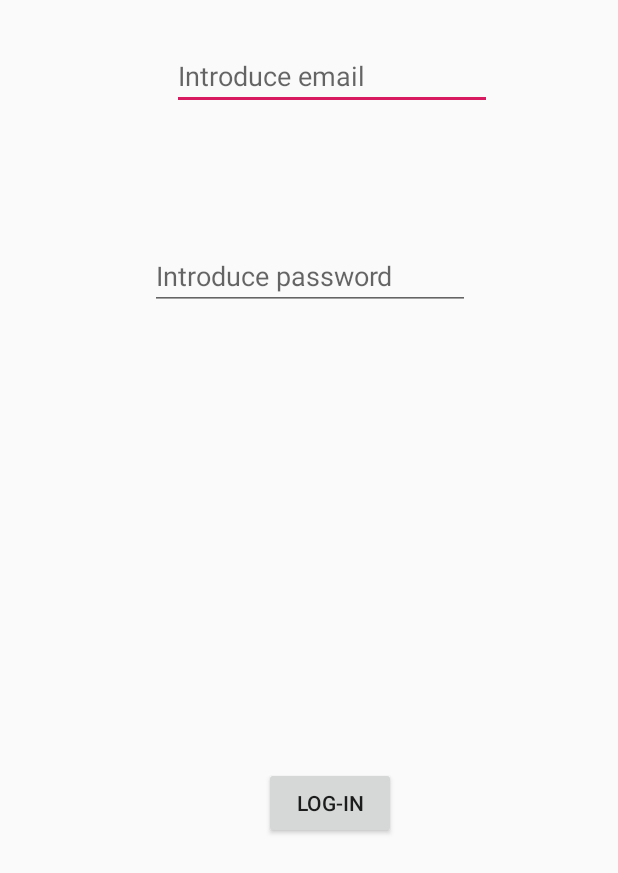
After one commit to ESDEFRANC/Bookly, an Android app: the LoginActivty screen opened directly, with no data from a screen before it, on a phone screen of 412 x 824 dp. The commit adds this screen. Shown: the top 873 px of the screen. Run offline under Robolectric (Android 15) with nearby library versions, the phone set to English and light mode, and no system bars.

Commit message:
Created Login screen
Log in screen created

```diff
--- a/app/build.gradle
+++ b/app/build.gradle
@@ -3,6 +3,7 @@ apply plugin: 'com.android.application'
 apply plugin: 'kotlin-android'
 
 apply plugin: 'kotlin-android-extensions'
+apply plugin: 'com.google.gms.google-services'
 
 android {
     compileSdkVersion 28
@@ -25,10 +26,12 @@ android {
 dependencies {
     implementation fileTree(dir: 'libs', include: ['*.jar'])
     implementation "org.jetbrains.kotlin:kotlin-stdlib-jdk7:$kotlin_version"
+    //noinspection GradleCompatible
     implementation 'com.android.support:appcompat-v7:28.0.0'
     implementation 'com.android.support.constraint:constraint-layout:1.1.3'
     implementation 'com.android.support:design:28.0.0'
     testImplementation 'junit:junit:4.12'
     androidTestImplementation 'com.android.support.test:runner:1.0.2'
     androidTestImplementation 'com.android.support.test.espresso:espresso-core:3.0.2'
+    implementation 'com.google.firebase:firebase-auth:16.1.0'
 }
--- a/app/src/main/AndroidManifest.xml
+++ b/app/src/main/AndroidManifest.xml
@@ -10,19 +10,21 @@
         android:roundIcon="@mipmap/ic_launcher_round"
         android:supportsRtl="true"
         android:theme="@style/AppTheme">
-
-        <activity android:name=".SplashScreen"
-            android:theme="@style/Theme.AppCompat.Light.NoActionBar"
-            android:noHistory="true">
+        <activity
+            android:name=".SplashScreen"
+            android:noHistory="true"
+            android:theme="@style/Theme.AppCompat.Light.NoActionBar">
             <intent-filter>
                 <action android:name="android.intent.action.MAIN" />
 
                 <category android:name="android.intent.category.LAUNCHER" />
-
             </intent-filter>
         </activity>
-        <activity android:name=".MainActivity">
-        </activity>
+        <activity android:name=".MainActivity"></activity>
+        <activity
+            android:name=".LoginActivty"
+            android:label="@string/title_activity_login_activty"
+            android:theme="@style/AppTheme.NoActionBar"></activity>
     </application>
 
 </manifest>
--- /dev/null
+++ b/app/src/main/java/com/altemir/adria/bookly/LoginActivty.kt
@@ -0,0 +1,17 @@
+package com.altemir.adria.bookly
+
+import android.os.Bundle
+import android.support.design.widget.Snackbar
+import android.support.v7.app.AppCompatActivity;
+
+import kotlinx.android.synthetic.main.activity_login_activty.*
+
+class LoginActivty : AppCompatActivity() {
+
+    override fun onCreate(savedInstanceState: Bundle?) {
+        super.onCreate(savedInstanceState)
+        setContentView(R.layout.activity_login_activty)
+
+    }
+
+}
--- /dev/null
+++ b/app/src/main/res/layout/activity_login_activty.xml
@@ -0,0 +1,54 @@
+<?xml version="1.0" encoding="utf-8"?>
+<android.support.constraint.ConstraintLayout xmlns:android="http://schemas.android.com/apk/res/android"
+    xmlns:app="http://schemas.android.com/apk/res-auto"
+    xmlns:tools="http://schemas.android.com/tools"
+    android:layout_width="match_parent"
+    android:layout_height="match_parent"
+    tools:context=".LoginActivty">
+
+
+    <EditText
+        android:id="@+id/Email"
+        android:layout_width="wrap_content"
+        android:layout_height="wrap_content"
+        android:layout_marginStart="8dp"
+        android:layout_marginTop="28dp"
+        android:layout_marginEnd="84dp"
+        android:ems="10"
+        android:hint="@string/Email"
+        android:inputType="textEmailAddress|textVisiblePassword"
+        app:layout_constraintEnd_toEndOf="parent"
+        app:layout_constraintHorizontal_bias="1.0"
+        app:layout_constraintStart_toStartOf="parent"
+        app:layout_constraintTop_toTopOf="parent" />
+
+    <EditText
+        android:id="@+id/Password"
+        android:layout_width="wrap_content"
+        android:layout_height="wrap_content"
+        android:layout_marginStart="8dp"
+        android:layout_marginTop="88dp"
+        android:layout_marginEnd="8dp"
+        android:ems="10"
+        android:hint="@string/Password"
+        android:inputType="textPassword"
+        app:layout_constraintEnd_toEndOf="parent"
+        app:layout_constraintHorizontal_bias="0.503"
+        app:layout_constraintStart_toStartOf="parent"
+        app:layout_constraintTop_toBottomOf="@+id/Email" />
+
+    <Button
+        android:id="@+id/Login"
+        android:layout_width="wrap_content"
+        android:layout_height="wrap_content"
+        android:layout_marginStart="8dp"
+        android:layout_marginTop="48dp"
+        android:layout_marginEnd="148dp"
+        android:layout_marginBottom="8dp"
+        android:text="@string/Login"
+        app:layout_constraintBottom_toBottomOf="parent"
+        app:layout_constraintEnd_toEndOf="parent"
+        app:layout_constraintHorizontal_bias="1.0"
+        app:layout_constraintStart_toStartOf="parent"
+        app:layout_constraintTop_toBottomOf="@+id/Password" />
+</android.support.constraint.ConstraintLayout>
--- a/app/src/main/res/values/strings.xml
+++ b/app/src/main/res/values/strings.xml
@@ -2,6 +2,10 @@
     <string name="app_name">Bookly</string>
     <string name="title_activity_splash_screen">SplashScreen</string>
     <string name="textSplashScreen">Developed by Adria Altemir</string>
+    <string name="title_activity_login_activty">LoginActivty</string>
+    <string name="Email">Introduce email</string>
+    <string name="Password">Introduce password</string>
+    <string name="Login">Log-in</string>
 
 
 </resources>
--- a/app/src/main/res/values/styles.xml
+++ b/app/src/main/res/values/styles.xml
@@ -8,6 +8,14 @@
         <item name="colorAccent">@color/colorAccent</item>
     </style>
 
+    <style name="AppTheme.NoActionBar">
+        <item name="windowActionBar">false</item>
+        <item name="windowNoTitle">true</item>
+    </style>
+
+    <style name="AppTheme.AppBarOverlay" parent="ThemeOverlay.AppCompat.Dark.ActionBar" />
+
+    <style name="AppTheme.PopupOverlay" parent="ThemeOverlay.AppCompat.Light" />
 
 
 </resources>
--- a/build.gradle
+++ b/build.gradle
@@ -9,6 +9,7 @@ buildscript {
     dependencies {
         classpath 'com.android.tools.build:gradle:3.2.0'
         classpath "org.jetbrains.kotlin:kotlin-gradle-plugin:$kotlin_version"
+        classpath 'com.google.gms:google-services:4.0.1'
 
         // NOTE: Do not place your application dependencies here; they belong
         // in the individual module build.gradle files
```
Also changed, not shown: 1 other file.
